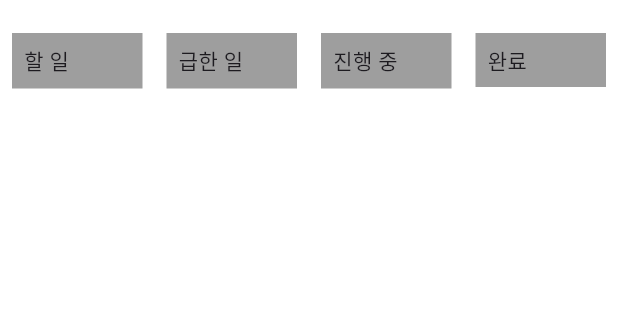
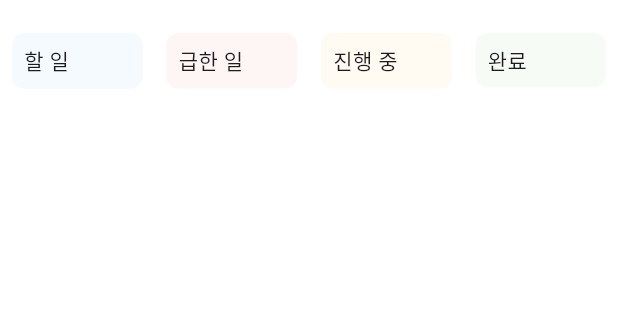
Before and after one commit to frihett/TodoListForProject, a Flutter app: the screen it shows after launch, on a phone screen of 412 x 824 dp, the part 63-383 px from its top. Run offline on Flutter 3.47's test engine with Material 3 defaults, Android fonts, the phone set to English and light mode, and no system bars; our stand-ins replace get.

Commit message:
refactor: UI 수정
- 컬러 객체를 받아 색상 적용
- 테두리 동그랗게
-

```diff
--- a/lib/widgets/schedule_section.dart
+++ b/lib/widgets/schedule_section.dart
@@ -5,14 +5,18 @@ import 'package:todo_list_for_project_1/widgets/schedule_item.dart';
 class ScheduleSection extends StatelessWidget {
   final String title;
   final List<Schedule> schedule;
+  final Color color;
 
   const ScheduleSection(
-      {super.key, required this.title, required this.schedule});
+      {super.key, required this.title, required this.schedule, required this.color});
 
   @override
   Widget build(BuildContext context) {
     return Container(
-      decoration: BoxDecoration(color: Colors.grey),
+      decoration: BoxDecoration(
+        color: color,
+        borderRadius: BorderRadius.circular(8.0),
+      ),
       child: Column(
         crossAxisAlignment: CrossAxisAlignment.start,
         children: [
```
